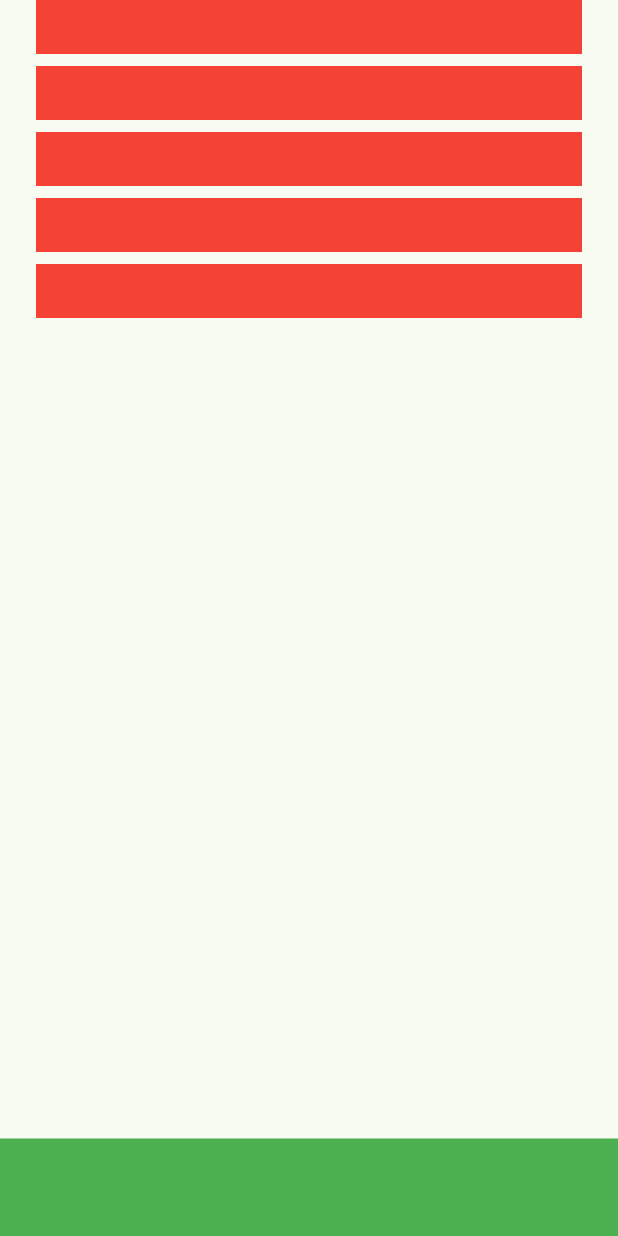
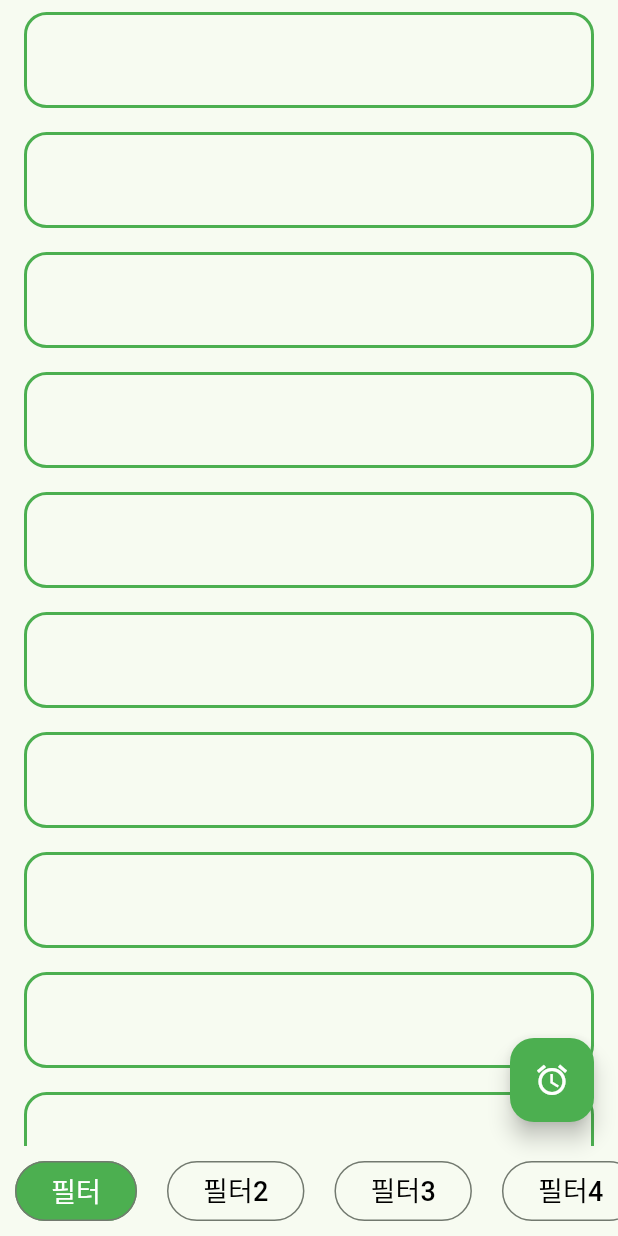
Before and after one commit to Gyeongrak-checker/Gyenongrak-app, a Flutter app: the screen it shows after launch, on a phone screen of 412 x 824 dp. Run offline on Flutter 3.47's test engine with Material 3 defaults, Android fonts, the phone set to English and light mode, and no system bars.

Commit message:
feat: UI 작업

```diff
--- a/lib/screens/main_screen.dart
+++ b/lib/screens/main_screen.dart
@@ -1,5 +1,5 @@
 import 'package:flutter/material.dart';
-import 'package:gyenongrak_app/widgets/filter/bottom_filter.dart';
+import 'package:gyenongrak_app/widgets/filter/bottom_filter_list.dart';
 import 'package:gyenongrak_app/widgets/gyuenongrak/gyuenongrak_list_view.dart';
 
 class MainScreen extends StatelessWidget {
@@ -9,7 +9,13 @@ class MainScreen extends StatelessWidget {
   Widget build(BuildContext context) {
     return SafeArea(
       child: Scaffold(
-        body: Column(children: [GyuenongrakListView(), BottomFilter()]),
+        body: GyuenongrakListView(),
+        bottomNavigationBar: BottomFilter(),
+        floatingActionButton: FloatingActionButton(
+          onPressed: () {},
+          backgroundColor: Colors.green,
+          child: Icon(Icons.access_alarms_sharp, color: Colors.white),
+        ),
       ),
     );
   }
--- a/lib/widgets/filter/bottom_filter.dart
+++ /dev/null
@@ -1,10 +0,0 @@
-import 'package:flutter/material.dart';
-
-class BottomFilter extends StatelessWidget {
-  const BottomFilter({super.key});
-
-  @override
-  Widget build(BuildContext context) {
-    return Container(height: 65.0, color: Colors.green);
-  }
-}
--- a/lib/widgets/filter/bottom_filter_column.dart
+++ /dev/null
@@ -1,21 +0,0 @@
-import 'package:flutter/material.dart';
-import 'package:gyenongrak_app/widgets/filter/filter_button.dart';
-
-class BottomFilterColumn extends StatefulWidget {
-  const BottomFilterColumn({super.key});
-
-  @override
-  State<BottomFilterColumn> createState() => _BottomFilterColumnState();
-}
-
-class _BottomFilterColumnState extends State<BottomFilterColumn> {
-  @override
-  Widget build(BuildContext context) {
-    return Column(
-      crossAxisAlignment: CrossAxisAlignment.start,
-      children: [
-        FilterButton(name: "filter"),
-      ],
-    );
-  }
-}
--- /dev/null
+++ b/lib/widgets/filter/bottom_filter_list.dart
@@ -0,0 +1,24 @@
+import 'package:flutter/material.dart';
+import 'package:gyenongrak_app/widgets/filter/filter_add_button.dart';
+import 'package:gyenongrak_app/widgets/filter/filter_button.dart';
+
+class BottomFilter extends StatelessWidget {
+  const BottomFilter({super.key});
+
+  @override
+  Widget build(BuildContext context) {
+    return Container(
+      height: 60.0,
+      child: ListView(
+        scrollDirection: Axis.horizontal,
+        children: [
+          FilterButton(name: '필터', selected: true),
+          FilterButton(name: '필터2', selected: false),
+          FilterButton(name: '필터3', selected: false),
+          FilterButton(name: '필터4', selected: false),
+          FilterAddButton(),
+        ],
+      ),
+    );
+  }
+}
--- /dev/null
+++ b/lib/widgets/filter/filter_add_button.dart
@@ -0,0 +1,26 @@
+import 'package:flutter/material.dart';
+
+class FilterAddButton extends StatelessWidget {
+  const FilterAddButton({super.key});
+
+  @override
+  Widget build(BuildContext context) {
+    return Container(
+      margin: EdgeInsets.all(10),
+      decoration: BoxDecoration(
+        color: Colors.green,
+        borderRadius: BorderRadius.all(Radius.circular(25)),
+      ),
+      child: OutlinedButton(
+        onPressed: () {},
+        child: Row(
+          children: [
+            Text("필터 추가", style: TextStyle(color: Colors.white, fontSize: 18)),
+            const SizedBox(width: 8),
+            Icon(Icons.add, color: Colors.white),
+          ],
+        ),
+      ),
+    );
+  }
+}
--- a/lib/widgets/filter/filter_button.dart
+++ b/lib/widgets/filter/filter_button.dart
@@ -1,15 +1,35 @@
 import 'package:flutter/material.dart';
 
-class FilterButton extends StatelessWidget {
+class FilterButton extends StatefulWidget {
   final String name;
+  final bool selected;
 
-  const FilterButton({super.key, required String this.name});
+  const FilterButton({super.key, required this.name, required this.selected});
 
   @override
+  State<FilterButton> createState() => _FilterButtonState();
+}
+
+class _FilterButtonState extends State<FilterButton> {
+  @override
   Widget build(BuildContext context) {
-    return ElevatedButton(
-      onPressed: () {},
-      child: Text("$name", style: TextStyle(color: Colors.black)),
+    return Container(
+      margin: EdgeInsets.all(10),
+      decoration: BoxDecoration(
+        // border: Border.all(color: Colors.green, width: 2),
+        color: widget.selected ? Colors.green : null,
+        borderRadius: BorderRadius.all(Radius.circular(25)),
+      ),
+      child: OutlinedButton(
+        onPressed: () {},
+        child: Text(
+          "${widget.name}",
+          style: TextStyle(
+            color: widget.selected ? Colors.white : Colors.black,
+            fontSize: 18,
+          ),
+        ),
+      ),
     );
   }
 }
--- a/lib/widgets/gyuenongrak/gyuenongrak_list_view.dart
+++ b/lib/widgets/gyuenongrak/gyuenongrak_list_view.dart
@@ -6,21 +6,51 @@ class GyuenongrakListView extends StatelessWidget {
 
   @override
   Widget build(BuildContext context) {
-    return Expanded(
+    return Container(
       child: Padding(
         padding: const EdgeInsets.only(left: 8.0, right: 8.0),
         child: ListView(
           children: [
             FilterListItem(),
-            SizedBox(height: 8.0),
             FilterListItem(),
-            SizedBox(height: 8.0),
             FilterListItem(),
-            SizedBox(height: 8.0),
             FilterListItem(),
-            SizedBox(height: 8.0),
             FilterListItem(),
-            SizedBox(height: 8.0),
+            FilterListItem(),
+            FilterListItem(),
+            FilterListItem(),
+            FilterListItem(),
+            FilterListItem(),
+            FilterListItem(),
+            FilterListItem(),
+            FilterListItem(),
+            FilterListItem(),
+            FilterListItem(),
+            FilterListItem(),
+            FilterListItem(),
+            FilterListItem(),
+            FilterListItem(),
+            FilterListItem(),
+            FilterListItem(),
+            FilterListItem(),
+            FilterListItem(),
+            FilterListItem(),
+            FilterListItem(),
+            FilterListItem(),
+            FilterListItem(),
+            FilterListItem(),
+            FilterListItem(),
+            FilterListItem(),
+            FilterListItem(),
+            FilterListItem(),
+            FilterListItem(),
+            FilterListItem(),
+            FilterListItem(),
+            FilterListItem(),
+            FilterListItem(),
+            FilterListItem(),
+            FilterListItem(),
+            FilterListItem(),
           ],
         ),
       ),
--- a/lib/widgets/gyuenongrak/list_item.dart
+++ b/lib/widgets/gyuenongrak/list_item.dart
@@ -6,9 +6,13 @@ class FilterListItem extends StatelessWidget {
   @override
   Widget build(BuildContext context) {
     return Container(
-      color: Colors.red,
-      height: 36,
-      margin: EdgeInsets.only(left: 16.0, right: 16.0),
+      height: 64,
+      margin: EdgeInsets.all(8.0),
+      decoration: BoxDecoration(
+        border: Border.all(width: 2, color: Colors.green),
+        borderRadius: BorderRadius.all(Radius.circular(15)),
+      ),
+      child: Row(mainAxisAlignment: MainAxisAlignment.start, children: []),
     );
   }
 }
--- a/pubspec.yaml
+++ b/pubspec.yaml
@@ -36,6 +36,7 @@ dependencies:
   cupertino_icons: ^1.0.8
   json_annotation: ^4.9.0
   provider: ^6.1.2
+  material_color_utilities: ^0.11.1
 
 dev_dependencies:
   flutter_test:
```
Also changed, not shown: lib/core/constants.dart (deleted), lib/core/util.dart (deleted), pubspec.lock.
